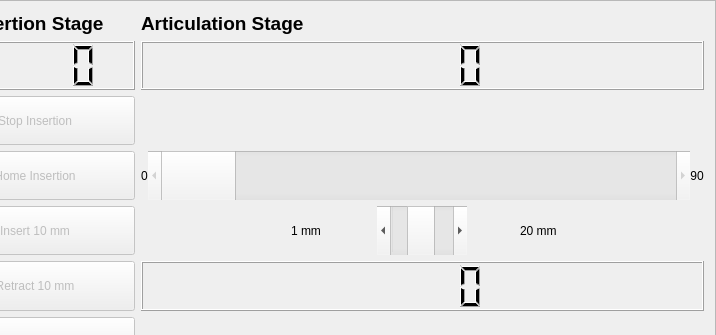
josephgreer/ultrasteer, file src/RTUltrasteer/RobotControlsWidget.ui: the form before one commit; both pictures show x 283 to 999 and y 0 to 335 of the 999 by 543 pixel window.
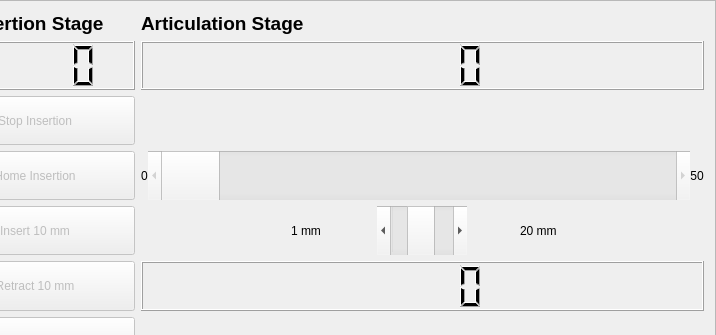
The form after the commit.

What changed in the file:
```diff
--- a/src/RTUltrasteer/RobotControlsWidget.ui
+++ b/src/RTUltrasteer/RobotControlsWidget.ui
@@ -328,7 +328,7 @@
           <number>0</number>
          </property>
          <property name="maximum">
-          <number>60</number>
+          <number>80</number>
          </property>
          <property name="orientation">
           <enum>Qt::Horizontal</enum>
@@ -350,7 +350,7 @@
           </size>
          </property>
          <property name="text">
-          <string>90</string>
+          <string>50</string>
          </property>
          <property name="alignment">
           <set>Qt::AlignCenter</set>
```
